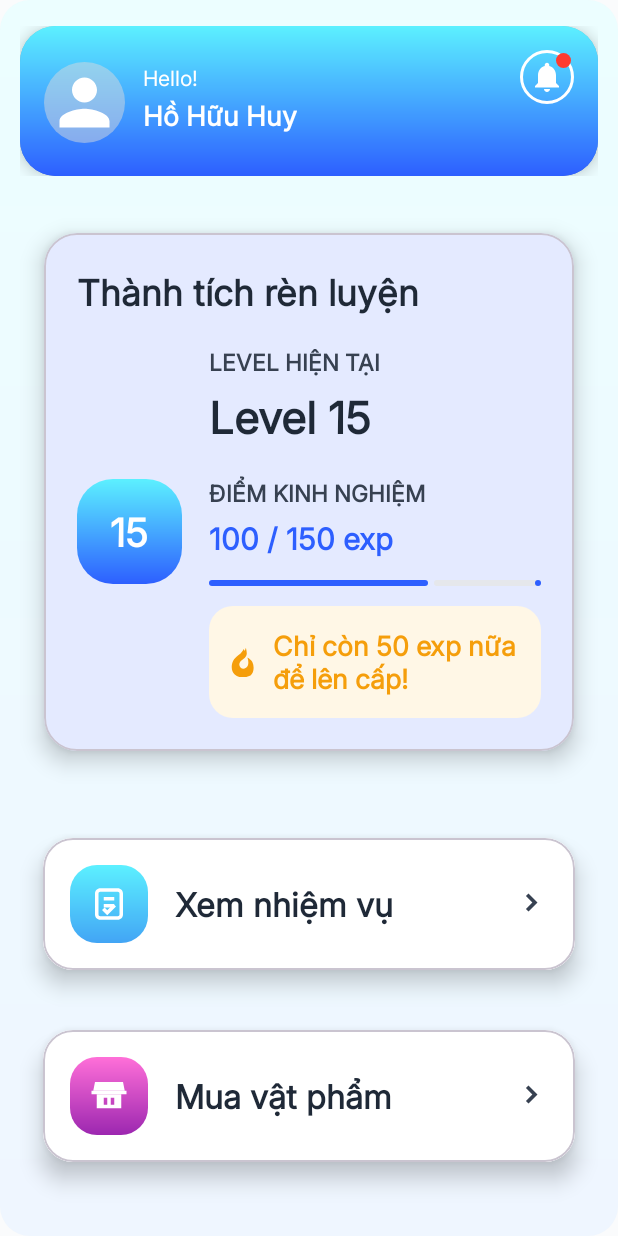
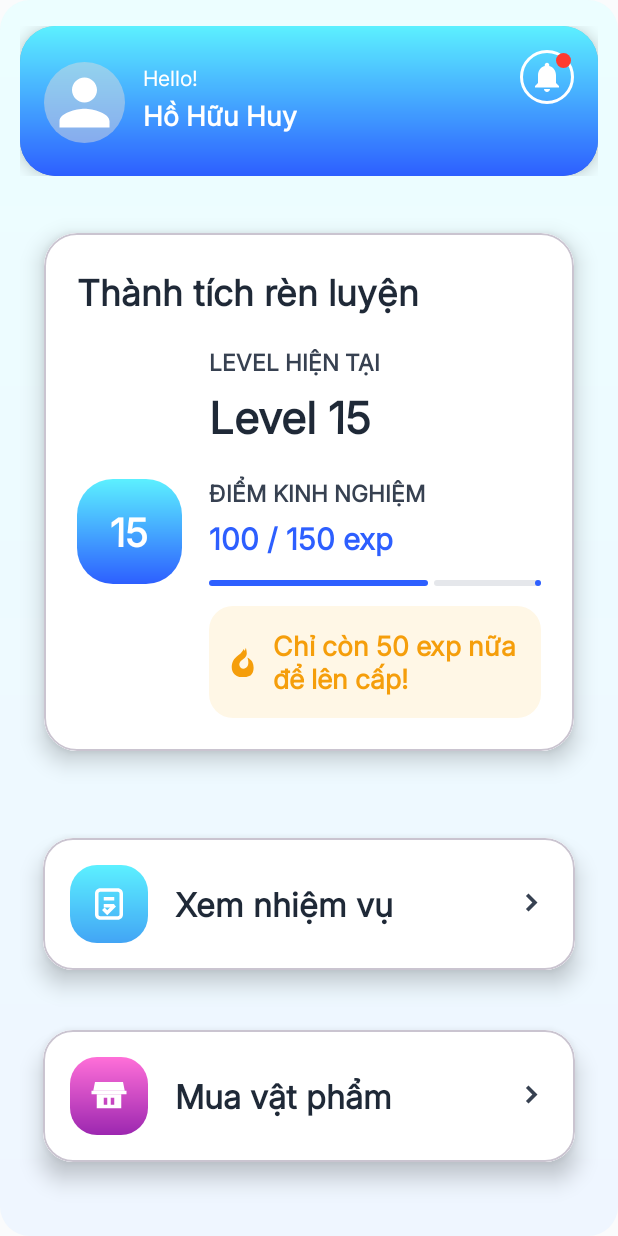
Before and after one commit to HuuHuyDev/Math-Habit, an Android app: the screen it shows after launch (ChildHomeActivity), on a phone screen of 412 x 824 dp. Run offline under Robolectric (Android 15) with nearby library versions, the phone set to English and light mode, and no system bars.

Commit message:
fix: background

```diff
--- a/app/src/main/res/layout/fragment_child_home.xml
+++ b/app/src/main/res/layout/fragment_child_home.xml
@@ -51,7 +51,7 @@
                     android:layout_width="match_parent"
                     android:layout_height="wrap_content"
                     android:orientation="vertical"
-                    android:Background="@android:color/white"
+                    android:background="@android:color/white"
                     android:padding="@dimen/spacing_20">
 
                     <TextView
```
